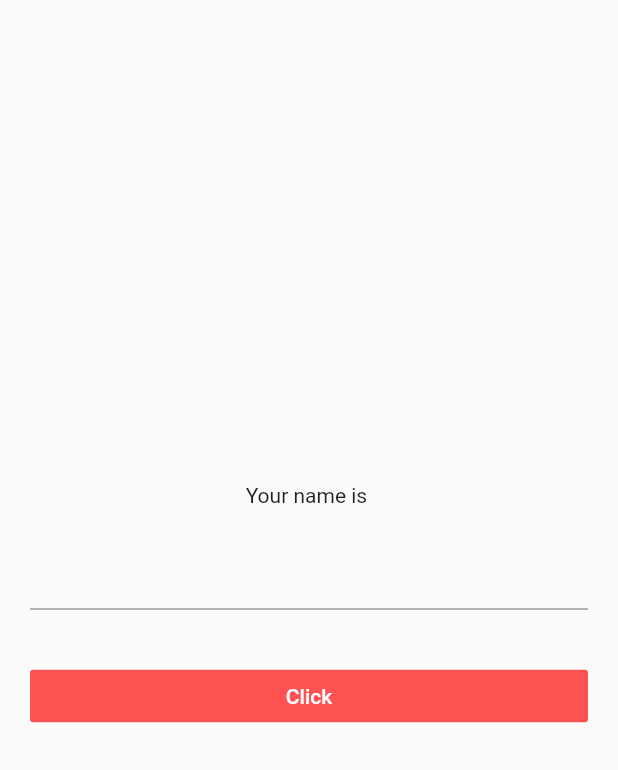
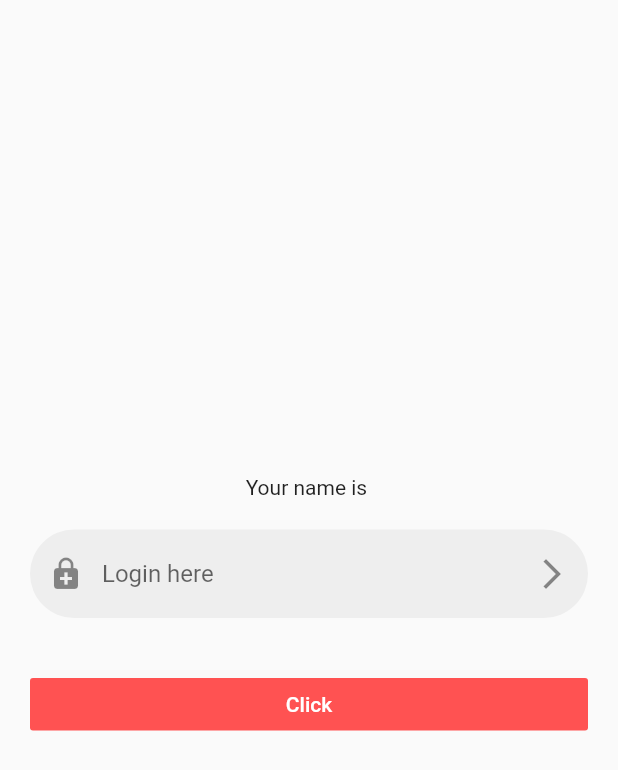
Before and after one commit to rahmat058/Flutter-Exercise-2, a Flutter app: the screen it shows after launch, on a phone screen of 412 x 824 dp. Shown: the top 770 px of the screen. Run offline on Flutter 3.47's test engine with Material 2 defaults, Android fonts, the phone set to English and light mode, and no system bars.

Commit message:
More Textfield decoration is done

```diff
--- a/lib/main.dart
+++ b/lib/main.dart
@@ -44,6 +44,21 @@ class _TextFieldScreenState extends State<TextFieldScreen> {
           Container(
             child: TextField(
               controller: _controller,
+              decoration: InputDecoration(
+                enabledBorder: OutlineInputBorder(
+                  borderSide: BorderSide( color: Colors.transparent ),
+                  borderRadius: BorderRadius.all(Radius.circular(30))
+                ),
+                focusedBorder: OutlineInputBorder(
+                    borderSide: BorderSide( color: Colors.transparent ),
+                    borderRadius: BorderRadius.all(Radius.circular(30))
+                ),
+                prefixIcon: Icon(Icons.enhanced_encryption),
+                hintText: "Login here",
+                suffixIcon: Icon(Icons.arrow_forward_ios),
+                filled: true,
+                fillColor: Colors.grey[200]
+              ),
             ),
             padding: EdgeInsets.all(20),
           ),
```
